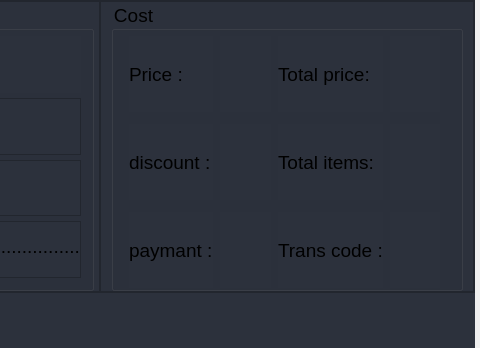
The window that gui/uis/pages/main_pages.ui (kusiLaw/laky-phone-POS) describes before a commit, drawn with Qt 5; both pictures show x 713 to 1193 and y 0 to 348 of the 1193 by 770 pixel window.
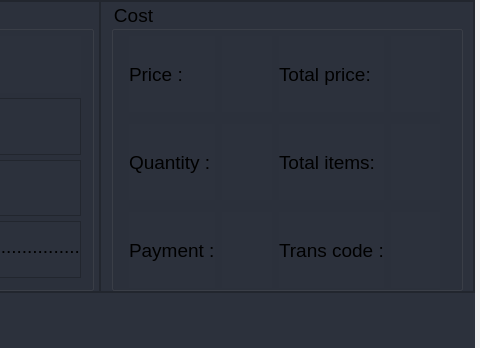
The same window after the commit. The open tabs and pages were chosen to show the change.

Patch:
```diff
--- a/gui/uis/pages/main_pages.ui
+++ b/gui/uis/pages/main_pages.ui
@@ -1469,8 +1469,8 @@
            <rect>
             <x>0</x>
             <y>0</y>
-            <width>934</width>
-            <height>608</height>
+            <width>1188</width>
+            <height>765</height>
            </rect>
           </property>
           <layout class="QVBoxLayout" name="verticalLayout_4">
@@ -2195,14 +2195,14 @@
                           <string notr="true"/>
                          </property>
                          <property name="text">
-                          <string>discount :</string>
+                          <string>Quantity :</string>
                          </property>
                         </widget>
                        </item>
                        <item row="3" column="0">
                         <widget class="QLabel" name="label_12">
                          <property name="text">
-                          <string>paymant :</string>
+                          <string>Payment :</string>
                          </property>
                         </widget>
                        </item>
```
Left out of the diff: 2 changed lines with no effect on the pictures.
